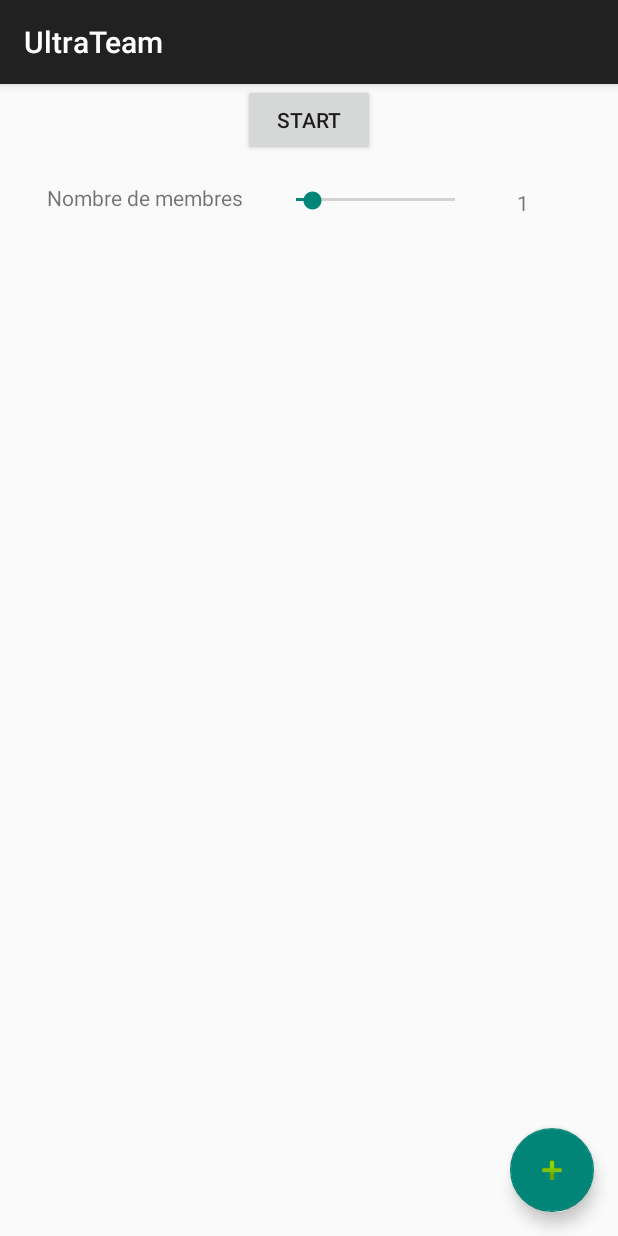
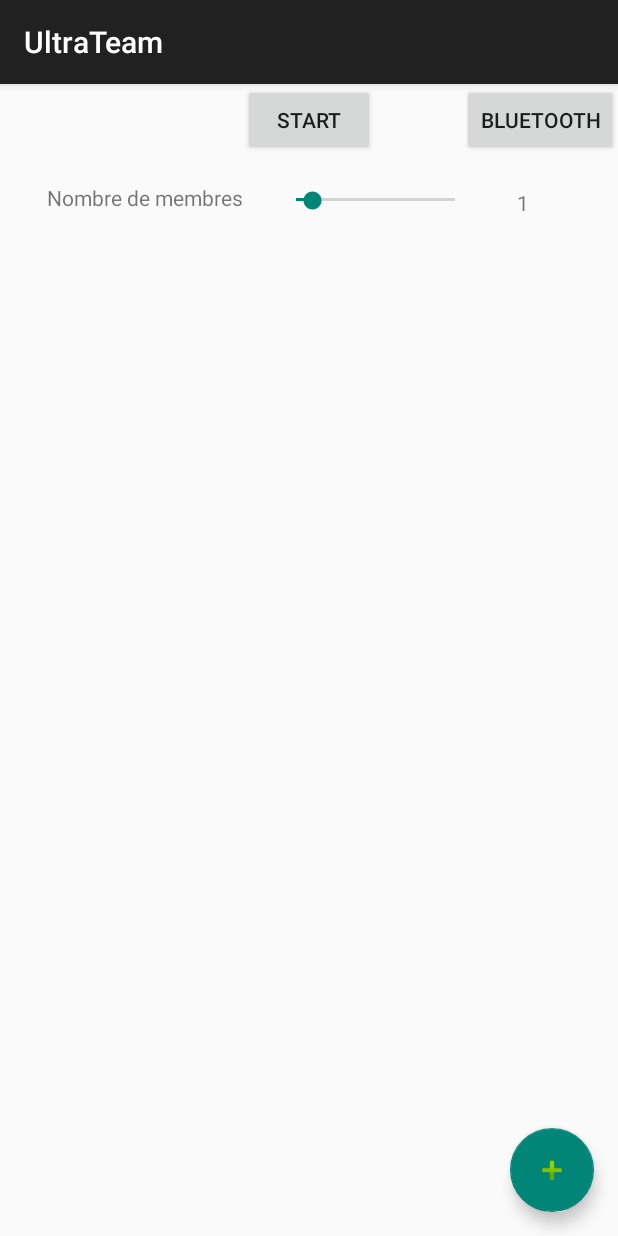
Before and after one commit to ultratrail/mobapp2, an Android app: the screen it shows after launch (MainActivity), on a phone screen of 412 x 824 dp. Run offline under Robolectric (Android 15) with nearby library versions, the phone set to English and light mode, and no system bars.

Commit message:
Add files via upload

```diff
--- a/app/src/main/res/layout/content_main.xml
+++ b/app/src/main/res/layout/content_main.xml
@@ -54,5 +54,14 @@
         android:layout_toStartOf="@+id/goToMapActivity"
         android:text="Nombre de membres" />
 
+    <Button
+        android:id="@+id/goToBluetoothActivity"
+        android:layout_width="wrap_content"
+        android:layout_height="wrap_content"
+        android:layout_alignParentEnd="true"
+        android:layout_alignParentRight="true"
+        android:layout_alignParentTop="true"
+        android:text="Bluetooth" />
+
 
 </RelativeLayout>
```
